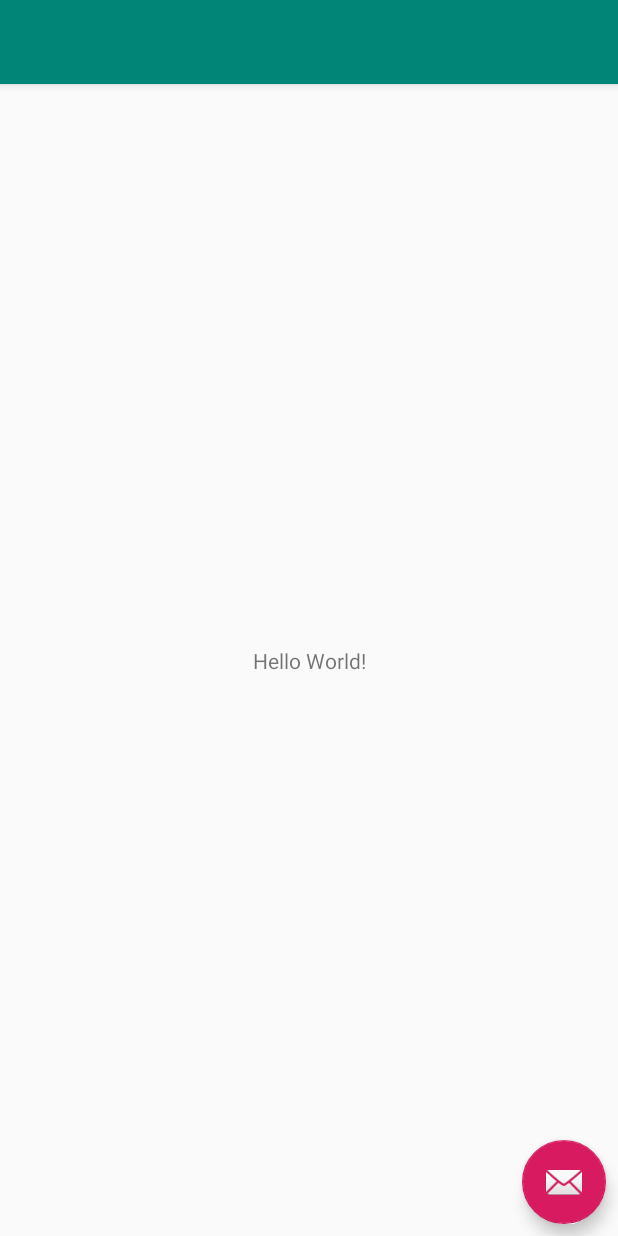
After one commit to ChoiysApple/Project-Sonagi, an Android app: the layout app_bar_main.xml on its own in the app's theme, with its tools: preview values and no code run, on a phone screen of 412 x 824 dp. The commit adds this screen. Run offline under Robolectric (Android 15) with nearby library versions, the phone set to English and light mode, and no system bars.

Commit message:
float_btn

```diff
--- /dev/null
+++ b/App/Sonagi/app/src/main/res/layout/app_bar_main.xml
@@ -0,0 +1,34 @@
+<?xml version="1.0" encoding="utf-8"?>
+<android.support.design.widget.CoordinatorLayout
+        xmlns:android="http://schemas.android.com/apk/res/android"
+        xmlns:app="http://schemas.android.com/apk/res-auto"
+        xmlns:tools="http://schemas.android.com/tools"
+        android:layout_width="match_parent"
+        android:layout_height="match_parent"
+        tools:context=".MainActivity">
+
+    <android.support.design.widget.AppBarLayout
+            android:layout_height="wrap_content"
+            android:layout_width="match_parent"
+            android:theme="@style/AppTheme.AppBarOverlay">
+
+        <android.support.v7.widget.Toolbar
+                android:id="@+id/toolbar"
+                android:layout_width="match_parent"
+                android:layout_height="?attr/actionBarSize"
+                android:background="?attr/colorPrimary"
+                app:popupTheme="@style/AppTheme.PopupOverlay"/>
+
+    </android.support.design.widget.AppBarLayout>
+
+    <include layout="@layout/content_main"/>
+
+    <android.support.design.widget.FloatingActionButton
+            android:id="@+id/fab"
+            android:layout_width="wrap_content"
+            android:layout_height="wrap_content"
+            android:layout_gravity="bottom|end"
+            android:layout_margin="@dimen/fab_margin"
+            app:srcCompat="@android:drawable/ic_dialog_email"/>
+
+</android.support.design.widget.CoordinatorLayout>
--- /dev/null
+++ b/App/Sonagi/app/src/main/res/layout/content_main.xml
@@ -0,0 +1,21 @@
+<?xml version="1.0" encoding="utf-8"?>
+<android.support.constraint.ConstraintLayout
+        xmlns:android="http://schemas.android.com/apk/res/android"
+        xmlns:tools="http://schemas.android.com/tools"
+        xmlns:app="http://schemas.android.com/apk/res-auto"
+        android:layout_width="match_parent"
+        android:layout_height="match_parent"
+        app:layout_behavior="@string/appbar_scrolling_view_behavior"
+        tools:showIn="@layout/app_bar_main"
+        tools:context=".MainActivity">
+
+    <TextView
+            android:layout_width="wrap_content"
+            android:layout_height="wrap_content"
+            android:text="Hello World!"
+            app:layout_constraintBottom_toBottomOf="parent"
+            app:layout_constraintLeft_toLeftOf="parent"
+            app:layout_constraintRight_toRightOf="parent"
+            app:layout_constraintTop_toTopOf="parent"/>
+
+</android.support.constraint.ConstraintLayout>
```
Also changed, not shown: App/Sonagi/app/src/main/AndroidManifest.xml (+8 -5 lines), App/Sonagi/app/src/main/java/com/example/price_this/sonagi/MainActivity.java (+26 -1 lines), App/Sonagi/app/src/main/java/com/example/price_this/sonagi/SecondActivity.java (added, +13 -0 lines), App/Sonagi/app/src/main/res/layout/activity_main.xml (+9 -0 lines), App/Sonagi/app/src/main/res/layout/activity_second.xml (added, +9 -0 lines), App/Sonagi/app/src/main/res/layout/nav_header_main.xml (added, +37 -0 lines), App/Sonagi/app/src/main/res/menu/activity_main_drawer.xml (added, +38 -0 lines), App/Sonagi/app/src/main/res/menu/main.xml (added, +8 -0 lines).
